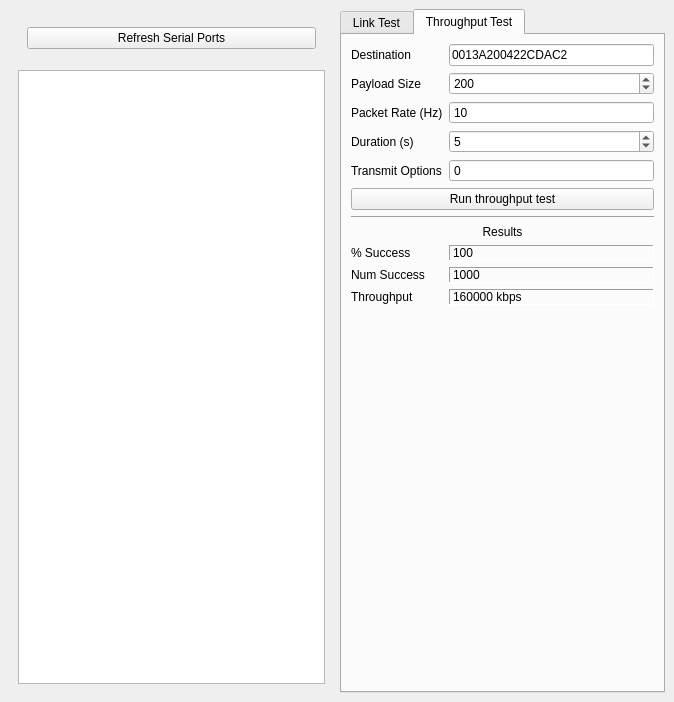
Qt form Frontend/Windows/RadioControlsWindow/RadioControlsWindow.ui (WPI-HPRC/gs-control-2024-2025) before a commit.
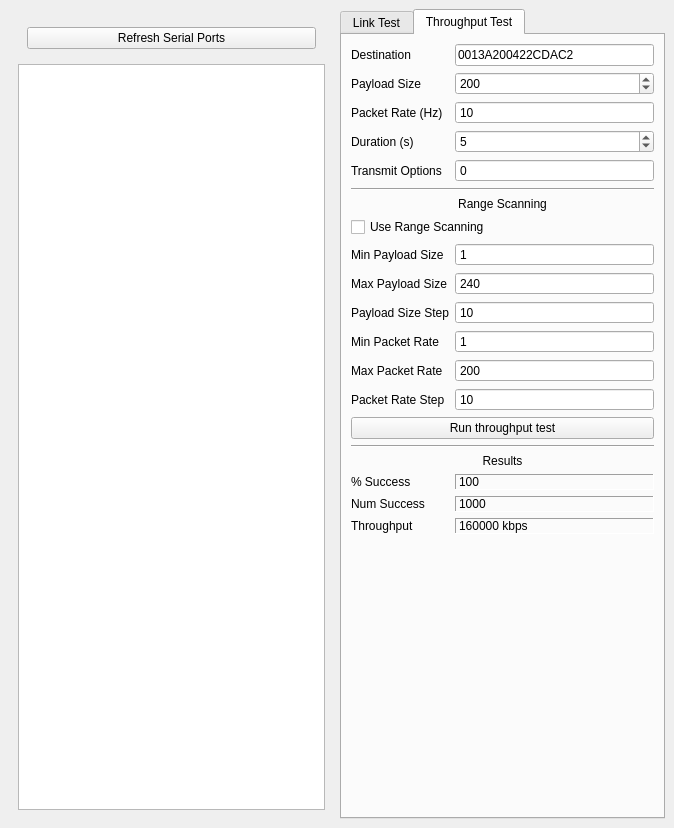
The same form after that commit. Custom widgets are drawn as their Qt base class.

Commit message: throughput test range scanning ui

The edit to the form file:
```diff
--- a/Frontend/Windows/RadioControlsWindow/RadioControlsWindow.ui
+++ b/Frontend/Windows/RadioControlsWindow/RadioControlsWindow.ui
@@ -7,7 +7,7 @@
     <x>0</x>
     <y>0</y>
     <width>674</width>
-    <height>702</height>
+    <height>828</height>
    </rect>
   </property>
   <property name="windowTitle">
@@ -18,6 +18,83 @@
     <bool>true</bool>
    </property>
    <layout class="QGridLayout" name="gridLayout_2">
+    <item row="0" column="0">
+     <widget class="QFrame" name="frame">
+      <property name="frameShape">
+       <enum>QFrame::Shape::NoFrame</enum>
+      </property>
+      <property name="frameShadow">
+       <enum>QFrame::Shadow::Plain</enum>
+      </property>
+      <layout class="QVBoxLayout" name="verticalLayout">
+       <item>
+        <widget class="QWidget" name="widget" native="true">
+         <layout class="QHBoxLayout" name="horizontalLayout">
+          <item>
+           <widget class="QPushButton" name="RefreshSerialPortsButton">
+            <property name="text">
+             <string>Refresh Serial Ports</string>
+            </property>
+           </widget>
+          </item>
+         </layout>
+        </widget>
+       </item>
+       <item>
+        <widget class="SerialPortList" name="SerialPortListObj">
+         <property name="frameShape">
+          <enum>QFrame::Shape::StyledPanel</enum>
+         </property>
+         <property name="frameShadow">
+          <enum>QFrame::Shadow::Plain</enum>
+         </property>
+         <property name="sizeAdjustPolicy">
+          <enum>QAbstractScrollArea::SizeAdjustPolicy::AdjustToContents</enum>
+         </property>
+         <property name="alternatingRowColors">
+          <bool>true</bool>
+         </property>
+         <property name="selectionMode">
+          <enum>QAbstractItemView::SelectionMode::SingleSelection</enum>
+         </property>
+         <property name="selectionBehavior">
+          <enum>QAbstractItemView::SelectionBehavior::SelectRows</enum>
+         </property>
+         <property name="textElideMode">
+          <enum>Qt::TextElideMode::ElideMiddle</enum>
+         </property>
+         <property name="showGrid">
+          <bool>false</bool>
+         </property>
+         <property name="cornerButtonEnabled">
+          <bool>false</bool>
+         </property>
+         <property name="rowCount">
+          <number>1</number>
+         </property>
+         <property name="columnCount">
+          <number>2</number>
+         </property>
+         <attribute name="horizontalHeaderVisible">
+          <bool>false</bool>
+         </attribute>
+         <attribute name="horizontalHeaderHighlightSections">
+          <bool>false</bool>
+         </attribute>
+         <attribute name="verticalHeaderVisible">
+          <bool>false</bool>
+         </attribute>
+         <attribute name="verticalHeaderHighlightSections">
+          <bool>false</bool>
+         </attribute>
+         <row/>
+         <column/>
+         <column/>
+        </widget>
+       </item>
+      </layout>
+     </widget>
+    </item>
     <item row="0" column="2">
      <widget class="QTabWidget" name="RadioModuleControls">
       <property name="tabPosition">
@@ -379,52 +456,115 @@
         <string>Throughput Test</string>
        </attribute>
        <layout class="QGridLayout" name="gridLayout_4">
-        <item row="0" column="0">
-         <widget class="QLabel" name="label_15">
-          <property name="text">
-           <string>Destination</string>
-          </property>
-         </widget>
-        </item>
-        <item row="1" column="0">
-         <widget class="QLabel" name="label_16">
-          <property name="text">
-           <string>Payload Size</string>
-          </property>
-         </widget>
-        </item>
-        <item row="8" column="0">
-         <widget class="QLabel" name="label_21">
-          <property name="text">
-           <string>% Success</string>
-          </property>
-         </widget>
-        </item>
-        <item row="6" column="0" colspan="2">
-         <widget class="Line" name="line_3">
+        <item row="21" column="0" colspan="2">
+         <spacer name="verticalSpacer_2">
           <property name="orientation">
-           <enum>Qt::Orientation::Horizontal</enum>
+           <enum>Qt::Orientation::Vertical</enum>
+          </property>
+          <property name="sizeHint" stdset="0">
+           <size>
+            <width>20</width>
+            <height>40</height>
+           </size>
+          </property>
+         </spacer>
+        </item>
+        <item row="14" column="0">
+         <widget class="QLabel" name="label_30">
+          <property name="text">
+           <string>Packet Rate Step</string>
+          </property>
+         </widget>
+        </item>
+        <item row="10" column="0">
+         <widget class="QLabel" name="label_26">
+          <property name="text">
+           <string>Max Payload Size</string>
+          </property>
+         </widget>
+        </item>
+        <item row="9" column="1">
+         <widget class="QSpinBox" name="ThroughputTest_MinPayloadSize">
+          <property name="buttonSymbols">
+           <enum>QAbstractSpinBox::ButtonSymbols::NoButtons</enum>
+          </property>
+          <property name="minimum">
+           <number>1</number>
+          </property>
+          <property name="maximum">
+           <number>240</number>
+          </property>
+         </widget>
+        </item>
+        <item row="0" column="1">
+         <widget class="QLineEdit" name="ThroughputTest_DestinationAddress">
+          <property name="text">
+           <string>0013A200422CDAC2</string>
           </property>
          </widget>
         </item>
         <item row="9" column="0">
-         <widget class="QLabel" name="label_22">
+         <widget class="QLabel" name="label_25">
           <property name="text">
-           <string>Num Success</string>
+           <string>Min Payload Size</string>
           </property>
          </widget>
         </item>
-        <item row="3" column="0">
-         <widget class="QLabel" name="label_18">
-          <property name="text">
-           <string>Duration (s)</string>
+        <item row="13" column="1">
+         <widget class="QSpinBox" name="ThroughputTest_MaxPacketRate">
+          <property name="buttonSymbols">
+           <enum>QAbstractSpinBox::ButtonSymbols::NoButtons</enum>
           </property>
+          <property name="minimum">
+           <number>1</number>
+          </property>
+          <property name="maximum">
+           <number>200</number>
+          </property>
+          <property name="value">
+           <number>200</number>
+          </property>
          </widget>
         </item>
-        <item row="2" column="0">
-         <widget class="QLabel" name="label_17">
+        <item row="7" column="0" colspan="2">
+         <widget class="QLabel" name="label_24">
           <property name="text">
-           <string>Packet Rate (Hz)</string>
+           <string>Range Scanning</string>
+          </property>
+          <property name="alignment">
+           <set>Qt::AlignmentFlag::AlignCenter</set>
+          </property>
+         </widget>
+        </item>
+        <item row="2" column="1">
+         <widget class="QSpinBox" name="ThroughputTest_PacketRate">
+          <property name="buttonSymbols">
+           <enum>QAbstractSpinBox::ButtonSymbols::NoButtons</enum>
+          </property>
+          <property name="minimum">
+           <number>1</number>
+          </property>
+          <property name="maximum">
+           <number>200</number>
+          </property>
+          <property name="value">
+           <number>10</number>
+          </property>
+         </widget>
+        </item>
+        <item row="10" column="1">
+         <widget class="QSpinBox" name="ThroughputTest_MaxPayloadSize">
+          <property name="buttonSymbols">
+           <enum>QAbstractSpinBox::ButtonSymbols::NoButtons</enum>
+          </property>
+          <property name="minimum">
+           <number>1</number>
+          </property>
+          <property name="maximum">
+           <number>240</number>
+          </property>
+          <property name="value">
+           <number>240</number>
           </property>
          </widget>
         </item>
@@ -435,23 +575,6 @@
           </property>
          </widget>
         </item>
-        <item row="5" column="0" colspan="2">
-         <widget class="QPushButton" name="ThroughputTest_Button">
-          <property name="focusPolicy">
-           <enum>Qt::FocusPolicy::NoFocus</enum>
-          </property>
-          <property name="text">
-           <string>Run throughput test</string>
-          </property>
-         </widget>
-        </item>
-        <item row="0" column="1">
-         <widget class="QLineEdit" name="ThroughputTest_DestinationAddress">
-          <property name="text">
-           <string>0013A200422CDAC2</string>
-          </property>
-         </widget>
-        </item>
         <item row="3" column="1">
          <widget class="QSpinBox" name="ThroughputTest_Duration">
           <property name="minimum">
@@ -465,69 +588,62 @@
           </property>
          </widget>
         </item>
-        <item row="7" column="0" colspan="2">
-         <widget class="QLabel" name="label_20">
+        <item row="2" column="0">
+         <widget class="QLabel" name="label_17">
           <property name="text">
-           <string>Results</string>
+           <string>Packet Rate (Hz)</string>
           </property>
-          <property name="alignment">
-           <set>Qt::AlignmentFlag::AlignCenter</set>
+         </widget>
+        </item>
+        <item row="13" column="0">
+         <widget class="QLabel" name="label_29">
+          <property name="text">
+           <string>Max Packet Rate</string>
           </property>
          </widget>
         </item>
-        <item row="2" column="1">
-         <widget class="QSpinBox" name="ThroughputTest_PacketRate">
+        <item row="6" column="0" colspan="2">
+         <widget class="Line" name="line_4">
+          <property name="orientation">
+           <enum>Qt::Orientation::Horizontal</enum>
+          </property>
+         </widget>
+        </item>
+        <item row="11" column="1">
+         <widget class="QSpinBox" name="ThroughputTest_PayloadSizeStep">
           <property name="buttonSymbols">
            <enum>QAbstractSpinBox::ButtonSymbols::NoButtons</enum>
           </property>
-          <property name="minimum">
-           <number>1</number>
-          </property>
           <property name="maximum">
-           <number>200</number>
+           <number>100</number>
           </property>
           <property name="value">
            <number>10</number>
           </property>
          </widget>
         </item>
-        <item row="1" column="1">
-         <widget class="QSpinBox" name="ThroughputTest_PayloadSize">
-          <property name="minimum">
-           <number>1</number>
+        <item row="3" column="0">
+         <widget class="QLabel" name="label_18">
+          <property name="text">
+           <string>Duration (s)</string>
           </property>
-          <property name="maximum">
-           <number>240</number>
-          </property>
-          <property name="singleStep">
-           <number>10</number>
-          </property>
-          <property name="value">
-           <number>200</number>
-          </property>
          </widget>
         </item>
-        <item row="11" column="0" colspan="2">
-         <spacer name="verticalSpacer_2">
-          <property name="orientation">
-           <enum>Qt::Orientation::Vertical</enum>
+        <item row="12" column="0">
+         <widget class="QLabel" name="label_28">
+          <property name="text">
+           <string>Min Packet Rate</string>
           </property>
-          <property name="sizeHint" stdset="0">
-           <size>
-            <width>20</width>
-            <height>40</height>
-           </size>
-          </property>
-         </spacer>
+         </widget>
         </item>
-        <item row="10" column="0">
-         <widget class="QLabel" name="label_23">
+        <item row="0" column="0">
+         <widget class="QLabel" name="label_15">
           <property name="text">
-           <string>Throughput</string>
+           <string>Destination</string>
           </property>
          </widget>
         </item>
-        <item row="8" column="1">
+        <item row="18" column="1">
          <widget class="QLabel" name="ThroughputTestResults_PercentSuccess">
           <property name="frameShape">
            <enum>QFrame::Shape::Panel</enum>
@@ -540,29 +656,19 @@
           </property>
          </widget>
         </item>
-        <item row="9" column="1">
-         <widget class="QLabel" name="ThroughputTestResults_NumSuccess">
-          <property name="frameShape">
-           <enum>QFrame::Shape::Panel</enum>
+        <item row="1" column="1">
+         <widget class="QSpinBox" name="ThroughputTest_PayloadSize">
+          <property name="minimum">
+           <number>1</number>
           </property>
-          <property name="frameShadow">
-           <enum>QFrame::Shadow::Sunken</enum>
+          <property name="maximum">
+           <number>240</number>
           </property>
-          <property name="text">
-           <string>1000</string>
+          <property name="singleStep">
+           <number>10</number>
           </property>
-         </widget>
-        </item>
-        <item row="10" column="1">
-         <widget class="QLabel" name="ThroughputTestResults_Throughput">
-          <property name="frameShape">
-           <enum>QFrame::Shape::Panel</enum>
-          </property>
-          <property name="frameShadow">
-           <enum>QFrame::Shadow::Sunken</enum>
-          </property>
-          <property name="text">
-           <string>160000 kbps</string>
+          <property name="value">
+           <number>200</number>
           </property>
          </widget>
         </item>
@@ -582,90 +688,134 @@
           </property>
          </widget>
         </item>
+        <item row="1" column="0">
+         <widget class="QLabel" name="label_16">
+          <property name="text">
+           <string>Payload Size</string>
+          </property>
+         </widget>
+        </item>
+        <item row="11" column="0">
+         <widget class="QLabel" name="label_27">
+          <property name="text">
+           <string>Payload Size Step</string>
+          </property>
+         </widget>
+        </item>
+        <item row="8" column="0" colspan="2">
+         <widget class="QCheckBox" name="ThroughputTest_RangeScanning">
+          <property name="text">
+           <string>Use Range Scanning</string>
+          </property>
+         </widget>
+        </item>
+        <item row="20" column="0">
+         <widget class="QLabel" name="label_23">
+          <property name="text">
+           <string>Throughput</string>
+          </property>
+         </widget>
+        </item>
+        <item row="14" column="1">
+         <widget class="QSpinBox" name="ThroughputTest_PacketRateStep">
+          <property name="buttonSymbols">
+           <enum>QAbstractSpinBox::ButtonSymbols::NoButtons</enum>
+          </property>
+          <property name="maximum">
+           <number>100</number>
+          </property>
+          <property name="value">
+           <number>10</number>
+          </property>
+         </widget>
+        </item>
+        <item row="15" column="0" colspan="2">
+         <widget class="QPushButton" name="ThroughputTest_Button">
+          <property name="focusPolicy">
+           <enum>Qt::FocusPolicy::NoFocus</enum>
+          </property>
+          <property name="text">
+           <string>Run throughput test</string>
+          </property>
+         </widget>
+        </item>
+        <item row="16" column="0" colspan="2">
+         <widget class="Line" name="line_3">
+          <property name="orientation">
+           <enum>Qt::Orientation::Horizontal</enum>
+          </property>
+         </widget>
+        </item>
+        <item row="20" column="1">
+         <widget class="QLabel" name="ThroughputTestResults_Throughput">
+          <property name="frameShape">
+           <enum>QFrame::Shape::Panel</enum>
+          </property>
+          <property name="frameShadow">
+           <enum>QFrame::Shadow::Sunken</enum>
+          </property>
+          <property name="text">
+           <string>160000 kbps</string>
+          </property>
+         </widget>
+        </item>
+        <item row="12" column="1">
+         <widget class="QSpinBox" name="ThroughputTest_MinPacketRate">
+          <property name="buttonSymbols">
+           <enum>QAbstractSpinBox::ButtonSymbols::NoButtons</enum>
+          </property>
+          <property name="minimum">
+           <number>1</number>
+          </property>
+          <property name="maximum">
+           <number>200</number>
+          </property>
+          <property name="value">
+           <number>1</number>
+          </property>
+         </widget>
+        </item>
+        <item row="19" column="1">
+         <widget class="QLabel" name="ThroughputTestResults_NumSuccess">
+          <property name="frameShape">
+           <enum>QFrame::Shape::Panel</enum>
+          </property>
+          <property name="frameShadow">
+           <enum>QFrame::Shadow::Sunken</enum>
+          </property>
+          <property name="text">
+           <string>1000</string>
+          </property>
+         </widget>
+        </item>
+        <item row="19" column="0">
+         <widget class="QLabel" name="label_22">
+          <property name="text">
+           <string>Num Success</string>
+          </property>
+         </widget>
+        </item>
+        <item row="17" column="0" colspan="2">
+         <widget class="QLabel" name="label_20">
+          <property name="text">
+           <string>Results</string>
+          </property>
+          <property name="alignment">
+           <set>Qt::AlignmentFlag::AlignCenter</set>
+          </property>
+         </widget>
+        </item>
+        <item row="18" column="0">
+         <widget class="QLabel" name="label_21">
+          <property name="text">
+           <string>% Success</string>
+          </property>
+         </widget>
+        </item>
        </layout>
       </widget>
      </widget>
     </item>
-    <item row="0" column="0">
-     <widget class="QFrame" name="frame">
-      <property name="frameShape">
-       <enum>QFrame::Shape::NoFrame</enum>
-      </property>
-      <property name="frameShadow">
-       <enum>QFrame::Shadow::Plain</enum>
-      </property>
-      <layout class="QVBoxLayout" name="verticalLayout">
-       <item>
-        <widget class="QWidget" name="widget" native="true">
-         <layout class="QHBoxLayout" name="horizontalLayout">
-          <item>
-           <widget class="QPushButton" name="RefreshSerialPortsButton">
-            <property name="text">
-             <string>Refresh Serial Ports</string>
-            </property>
-           </widget>
-          </item>
-         </layout>
-        </widget>
-       </item>
-       <item>
-        <widget class="MyWidget" name="widget_2" native="true"/>
-       </item>
-       <item>
-        <widget class="SerialPortList" name="SerialPortListObj">
-         <property name="frameShape">
-          <enum>QFrame::Shape::StyledPanel</enum>
-         </property>
-         <property name="frameShadow">
-          <enum>QFrame::Shadow::Plain</enum>
-         </property>
-         <property name="sizeAdjustPolicy">
-          <enum>QAbstractScrollArea::SizeAdjustPolicy::AdjustToContents</enum>
-         </property>
-         <property name="alternatingRowColors">
-          <bool>true</bool>
-         </property>
-         <property name="selectionMode">
-          <enum>QAbstractItemView::SelectionMode::SingleSelection</enum>
-         </property>
-         <property name="selectionBehavior">
-          <enum>QAbstractItemView::SelectionBehavior::SelectRows</enum>
-         </property>
-         <property name="textElideMode">
-          <enum>Qt::TextElideMode::ElideMiddle</enum>
-         </property>
-         <property name="showGrid">
-          <bool>false</bool>
-         </property>
-         <property name="cornerButtonEnabled">
-          <bool>false</bool>
-         </property>
-         <property name="rowCount">
-          <number>1</number>
-         </property>
-         <property name="columnCount">
-          <number>2</number>
-         </property>
-         <attribute name="horizontalHeaderVisible">
-          <bool>false</bool>
-         </attribute>
-         <attribute name="horizontalHeaderHighlightSections">
-          <bool>false</bool>
-         </attribute>
-         <attribute name="verticalHeaderVisible">
-          <bool>false</bool>
-         </attribute>
-         <attribute name="verticalHeaderHighlightSections">
-          <bool>false</bool>
-         </attribute>
-         <row/>
-         <column/>
-         <column/>
-        </widget>
-       </item>
-      </layout>
-     </widget>
-    </item>
    </layout>
   </widget>
  </widget>
@@ -675,12 +825,6 @@
    <extends>QTableWidget</extends>
    <header>Frontend/Widgets/SerialPortList.h</header>
   </customwidget>
-  <customwidget>
-   <class>MyWidget</class>
-   <extends>QWidget</extends>
-   <header>Frontend/Widgets/mywidget.h</header>
-   <container>1</container>
-  </customwidget>
  </customwidgets>
  <resources/>
  <connections/>
```
The commit also changes 2 other files.
